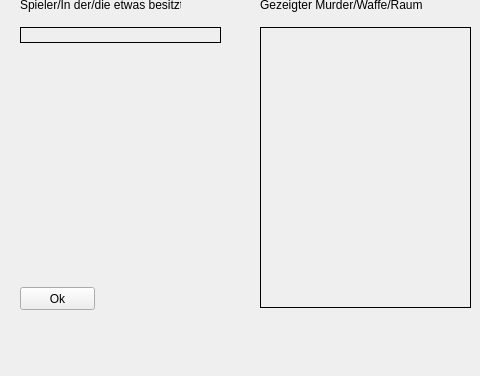
Old version of the form Cluedo/UI/AskPlayerUI.ui in the repository haegar80/Cluedo; both pictures show x 0 to 480 and y 363 to 739 of the 1101 by 739 pixel window.
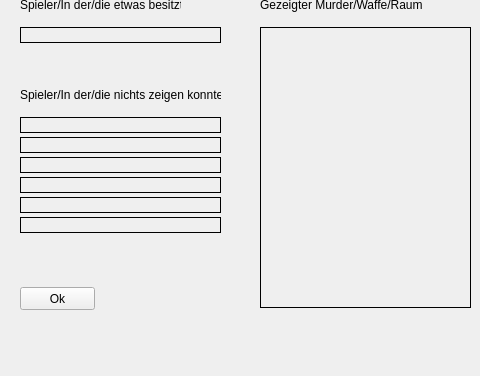
New version of the form.

Commit message: Listing player who could not snow any objects

Diff of the .ui file:
```diff
--- a/Cluedo/UI/AskPlayerUI.ui
+++ b/Cluedo/UI/AskPlayerUI.ui
@@ -190,6 +190,151 @@
      <string>Gezeigter Murder/Waffe/Raum</string>
     </property>
    </widget>
+   <widget class="QLabel" name="labelPlayerNoObjects">
+    <property name="geometry">
+     <rect>
+      <x>20</x>
+      <y>450</y>
+      <width>201</width>
+      <height>16</height>
+     </rect>
+    </property>
+    <property name="text">
+     <string>&lt;html&gt;&lt;head/&gt;&lt;body&gt;&lt;p&gt;Spieler/In der/die nichts zeigen konnte&lt;/p&gt;&lt;/body&gt;&lt;/html&gt;</string>
+    </property>
+   </widget>
+   <widget class="QLabel" name="labelPlayerNameNoObjects1">
+    <property name="geometry">
+     <rect>
+      <x>20</x>
+      <y>480</y>
+      <width>201</width>
+      <height>16</height>
+     </rect>
+    </property>
+    <property name="autoFillBackground">
+     <bool>false</bool>
+    </property>
+    <property name="frameShape">
+     <enum>QFrame::Box</enum>
+    </property>
+    <property name="text">
+     <string/>
+    </property>
+    <property name="alignment">
+     <set>Qt::AlignLeading|Qt::AlignLeft|Qt::AlignVCenter</set>
+    </property>
+   </widget>
+   <widget class="QLabel" name="labelPlayerNameNoObjects2">
+    <property name="geometry">
+     <rect>
+      <x>20</x>
+      <y>500</y>
+      <width>201</width>
+      <height>16</height>
+     </rect>
+    </property>
+    <property name="autoFillBackground">
+     <bool>false</bool>
+    </property>
+    <property name="frameShape">
+     <enum>QFrame::Box</enum>
+    </property>
+    <property name="text">
+     <string/>
+    </property>
+    <property name="alignment">
+     <set>Qt::AlignLeading|Qt::AlignLeft|Qt::AlignVCenter</set>
+    </property>
+   </widget>
+   <widget class="QLabel" name="labelPlayerNameNoObjects3">
+    <property name="geometry">
+     <rect>
+      <x>20</x>
+      <y>520</y>
+      <width>201</width>
+      <height>16</height>
+     </rect>
+    </property>
+    <property name="autoFillBackground">
+     <bool>false</bool>
+    </property>
+    <property name="frameShape">
+     <enum>QFrame::Box</enum>
+    </property>
+    <property name="text">
+     <string/>
+    </property>
+    <property name="alignment">
+     <set>Qt::AlignLeading|Qt::AlignLeft|Qt::AlignVCenter</set>
+    </property>
+   </widget>
+   <widget class="QLabel" name="labelPlayerNameNoObjects4">
+    <property name="geometry">
+     <rect>
+      <x>20</x>
+      <y>540</y>
+      <width>201</width>
+      <height>16</height>
+     </rect>
+    </property>
+    <property name="autoFillBackground">
+     <bool>false</bool>
+    </property>
+    <property name="frameShape">
+     <enum>QFrame::Box</enum>
+    </property>
+    <property name="text">
+     <string/>
+    </property>
+    <property name="alignment">
+     <set>Qt::AlignLeading|Qt::AlignLeft|Qt::AlignVCenter</set>
+    </property>
+   </widget>
+   <widget class="QLabel" name="labelPlayerNameNoObjects5">
+    <property name="geometry">
+     <rect>
+      <x>20</x>
+      <y>560</y>
+      <width>201</width>
+      <height>16</height>
+     </rect>
+    </property>
+    <property name="autoFillBackground">
+     <bool>false</bool>
+    </property>
+    <property name="frameShape">
+     <enum>QFrame::Box</enum>
+    </property>
+    <property name="text">
+     <string/>
+    </property>
+    <property name="alignment">
+     <set>Qt::AlignLeading|Qt::AlignLeft|Qt::AlignVCenter</set>
+    </property>
+   </widget>
+   <widget class="QLabel" name="labelPlayerNameNoObjects6">
+    <property name="geometry">
+     <rect>
+      <x>20</x>
+      <y>580</y>
+      <width>201</width>
+      <height>16</height>
+     </rect>
+    </property>
+    <property name="autoFillBackground">
+     <bool>false</bool>
+    </property>
+    <property name="frameShape">
+     <enum>QFrame::Box</enum>
+    </property>
+    <property name="text">
+     <string/>
+    </property>
+    <property name="alignment">
+     <set>Qt::AlignLeading|Qt::AlignLeft|Qt::AlignVCenter</set>
+    </property>
+   </widget>
   </widget>
   <widget class="QMenuBar" name="menubar">
    <property name="geometry">
```
The commit also changes 5 other files.
